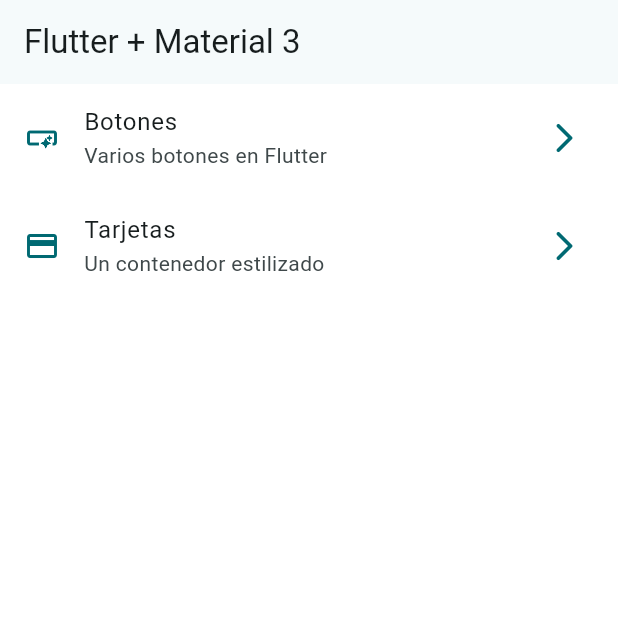
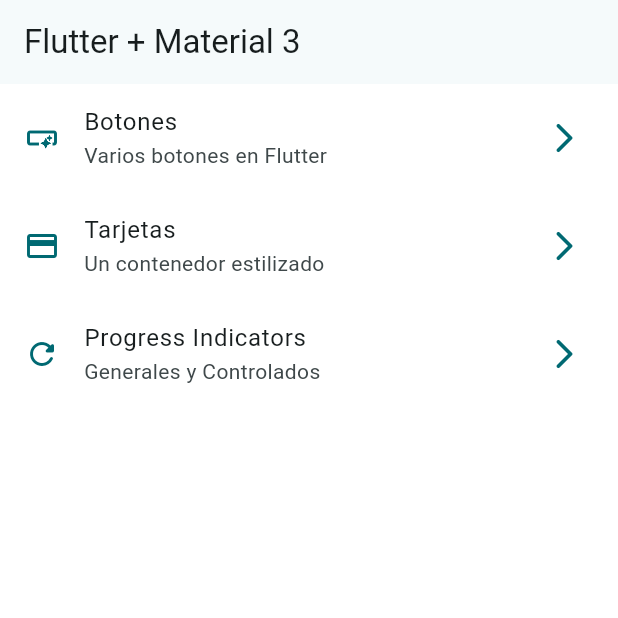
Before and after one commit to JuanMiguelUribe/widgets_apps, a Flutter app: the screen it shows after launch, on a phone screen of 412 x 824 dp, the top half of it. Run offline on Flutter 3.47's test engine with Material 3 defaults, Android fonts, the phone set to English and light mode, and no system bars; our stand-ins replace go_router.

Commit message:
progress indicators screen finished

```diff
--- a/lib/config/menu/menu_items.dart
+++ b/lib/config/menu/menu_items.dart
@@ -28,4 +28,10 @@ const List<MenuItem> appMenuItems = [
     link: "/cards",
     icon: Icons.credit_card,
   ),
+  MenuItem(
+    title: "Progress Indicators",
+    subTitle: "Generales y Controlados",
+    link: "/progress",
+    icon: Icons.refresh_rounded,
+  ),
 ];
--- a/lib/config/router/app_router.dart
+++ b/lib/config/router/app_router.dart
@@ -20,5 +20,10 @@ final appRouter = GoRouter(
       name: ButtonsScreen.name,
       builder: (context, state) => ButtonsScreen(),
     ),
+    GoRoute(
+      path: '/progress',
+      name: ProgressScreen.name,
+      builder: (context, state) => ProgressScreen(),
+    ),
   ],
 );
--- a/lib/presentation/screens/screens.dart
+++ b/lib/presentation/screens/screens.dart
@@ -4,6 +4,6 @@ export 'package:widgets_app/presentation/screens/buttons/buttons_screen.dart';
 export 'package:widgets_app/presentation/screens/cards/cards_screen.dart';
 export 'package:widgets_app/presentation/screens/home/home_screen.dart';
 export 'package:widgets_app/presentation/screens/infinite_scroll/infinite_scroll_screen.dart';
-export 'package:widgets_app/presentation/screens/progress/progress_screnn.dart';
+export 'package:widgets_app/presentation/screens/progress/progress_screen.dart';
 export 'package:widgets_app/presentation/screens/snackbar/snackbar_screen.dart';
 export 'package:widgets_app/presentation/screens/ui_controls/ui_controls_screen.dart';
```
Also changed, not shown: lib/presentation/screens/progress/progress_screen.dart (added, +70 -0 lines), lib/presentation/screens/progress/progress_screnn.dart (deleted, +0 -11 lines).
